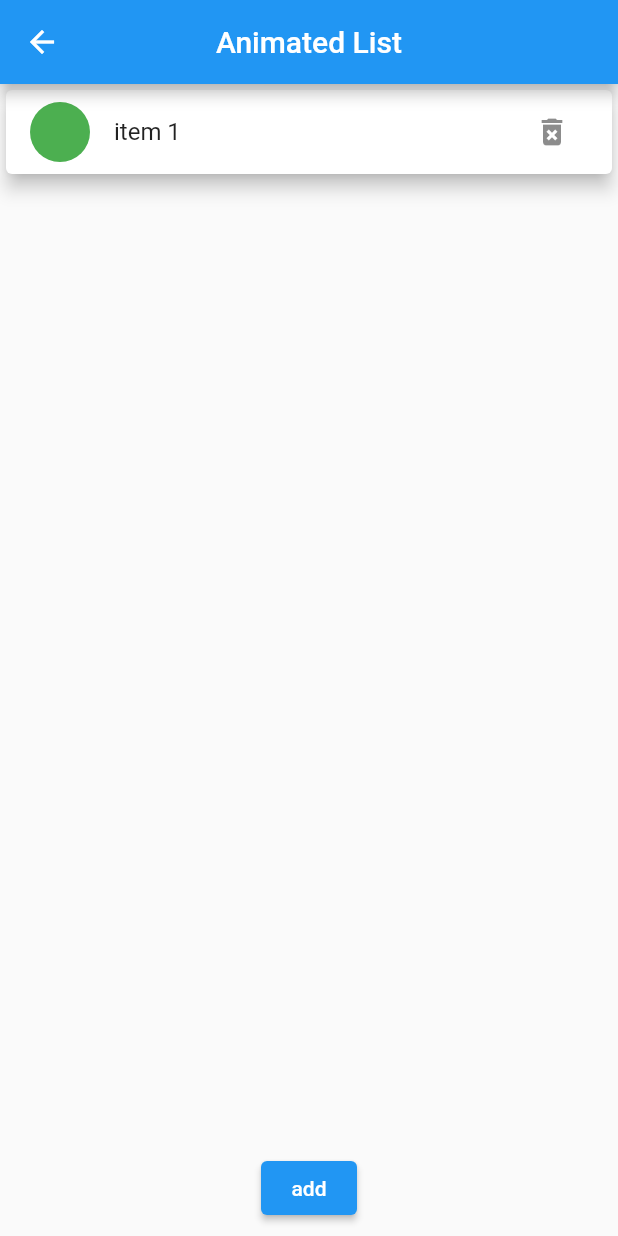
After one commit to Ebrahim22Hassan/flutter_animations, a Flutter app: the AnimatedListScreen screen opened by its route, after a tap on "add", on a phone screen of 412 x 824 dp. The commit adds this screen. Run offline on Flutter 3.47's test engine with Material 2 defaults, Android fonts, the phone set to English and light mode, and no system bars.

Commit message:
animated list

```diff
--- /dev/null
+++ b/lib/animations/animated_list.dart
@@ -0,0 +1,126 @@
+import 'package:flutter/material.dart';
+
+class AnimatedListScreen extends StatelessWidget {
+  const AnimatedListScreen({Key? key}) : super(key: key);
+
+  @override
+  Widget build(BuildContext context) {
+    return Scaffold(
+      appBar: AppBar(
+        centerTitle: true,
+        title: const Text("Animated List"),
+      ),
+      body: const CustomAnimatedList(),
+    );
+  }
+}
+
+class CustomAnimatedList extends StatefulWidget {
+  const CustomAnimatedList({Key? key}) : super(key: key);
+
+  @override
+  State<CustomAnimatedList> createState() => _CustomAnimatedListState();
+}
+
+class _CustomAnimatedListState extends State<CustomAnimatedList> {
+  final List<String> items = [];
+  final GlobalKey<AnimatedListState> key = GlobalKey();
+  final ScrollController scrollController = ScrollController();
+
+  @override
+  Widget build(BuildContext context) {
+    return Column(
+      children: [
+        Expanded(
+          child: AnimatedList(
+            key: key,
+            controller: scrollController,
+            initialItemCount: items.length,
+            itemBuilder: (context, index, animation) {
+              return
+
+                  ///Size Transition
+                  //   SizeTransition(
+                  //   sizeFactor: animation,
+                  //   child: ItemsList(
+                  //     onDelPressed: () {
+                  //       deleteItem(index);
+                  //     },
+                  //     text: items[index],
+                  //   ),
+                  // );
+                  /// Slide Transition
+                  SlideTransition(
+                position: animation.drive(Tween<Offset>(
+                  begin: const Offset(-1, 0),
+                  end: const Offset(0, 0),
+                )),
+                child: ItemsList(
+                  onDelPressed: () {
+                    deleteItem(index);
+                  },
+                  text: items[index],
+                ),
+              );
+            },
+          ),
+        ),
+        Padding(
+          padding: const EdgeInsets.all(8.0),
+          child:
+              ElevatedButton(onPressed: insertItem, child: const Text("add")),
+        )
+      ],
+    );
+  }
+
+  void insertItem() {
+    var index = items.length;
+    items.add("item ${index + 1}");
+
+    ///
+    key.currentState!.insertItem(index);
+
+    ///scroll to the bottom after inserting
+    Future.delayed(const Duration(milliseconds: 300), () {
+      scrollController.animateTo(scrollController.position.maxScrollExtent,
+          duration: const Duration(milliseconds: 300), curve: Curves.easeIn);
+    });
+  }
+
+  void deleteItem(int index) {
+    var removeItem = items.removeAt(index);
+
+    ///
+    key.currentState!.removeItem(index, (context, animation) {
+      return SizeTransition(
+          sizeFactor: animation,
+          child: ItemsList(text: removeItem, onDelPressed: () {}));
+    });
+  }
+}
+
+class ItemsList extends StatelessWidget {
+  const ItemsList({Key? key, required this.text, required this.onDelPressed})
+      : super(key: key);
+
+  final String text;
+  final VoidCallback onDelPressed;
+
+  @override
+  Widget build(BuildContext context) {
+    return Card(
+      elevation: 5,
+      child: ListTile(
+        leading: const CircleAvatar(
+          backgroundColor: Colors.green,
+        ),
+        title: Text(text),
+        trailing: IconButton(
+          onPressed: onDelPressed,
+          icon: const Icon(Icons.delete_forever),
+        ),
+      ),
+    );
+  }
+}
--- a/lib/home_page.dart
+++ b/lib/home_page.dart
@@ -30,6 +30,15 @@ class _HomePageState extends State<HomePage> {
               },
               child: const Text("Custom Implicit Animation"),
             ),
+            const SizedBox(
+              height: 30,
+            ),
+            ElevatedButton(
+              onPressed: () {
+                Navigator.of(context).pushNamed('animatedList');
+              },
+              child: const Text("Animated List"),
+            ),
           ],
         ),
       ),
--- a/lib/main.dart
+++ b/lib/main.dart
@@ -1,8 +1,8 @@
 import 'package:flutter/material.dart';
 import 'package:flutter_animations/home_page.dart';
-
-import 'custom_implicit_animation.dart';
-import 'implicit_animation.dart';
+import 'animations/animated_list.dart';
+import 'animations/custom_implicit_animation.dart';
+import 'animations/implicit_animation.dart';
 
 void main() {
   runApp(const MyApp());
@@ -20,6 +20,7 @@ class MyApp extends StatelessWidget {
       routes: {
         "implicitAnimation": (context) => const ImplicitAnimation(),
         "customImplicitAnimation": (context) => const CustomImplicitAnimation(),
+        "animatedList": (context) => const AnimatedListScreen(),
       },
     );
   }
```
Also changed, not shown: lib/animations/custom_implicit_animation.dart (renamed from lib/custom_implicit_animation.dart), lib/animations/implicit_animation.dart (renamed from lib/implicit_animation.dart).
